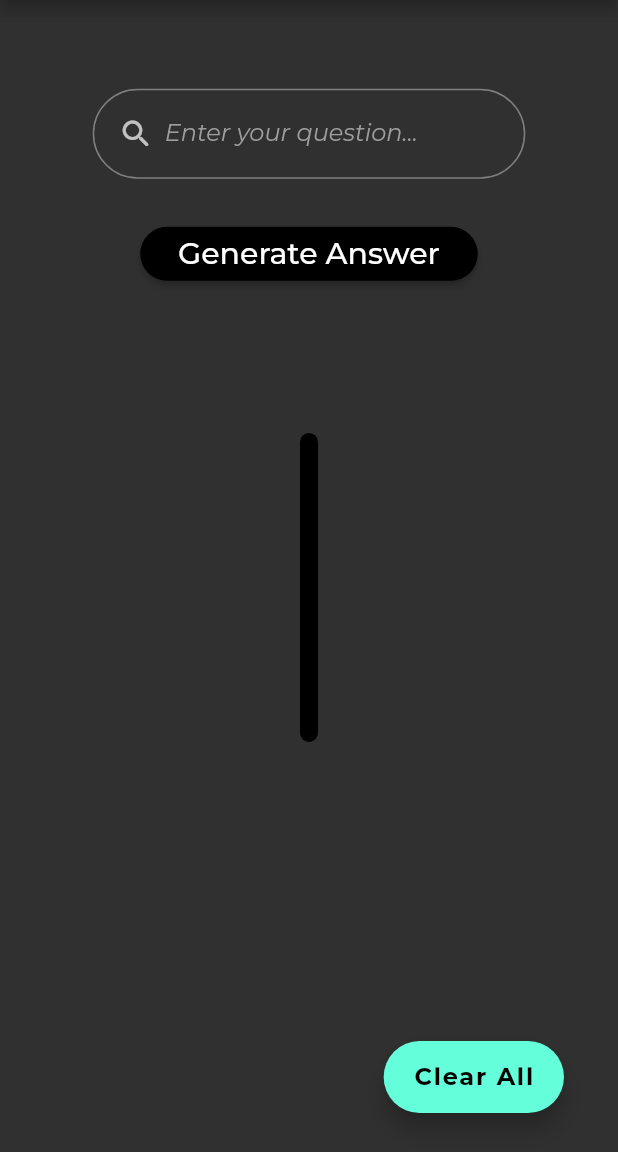
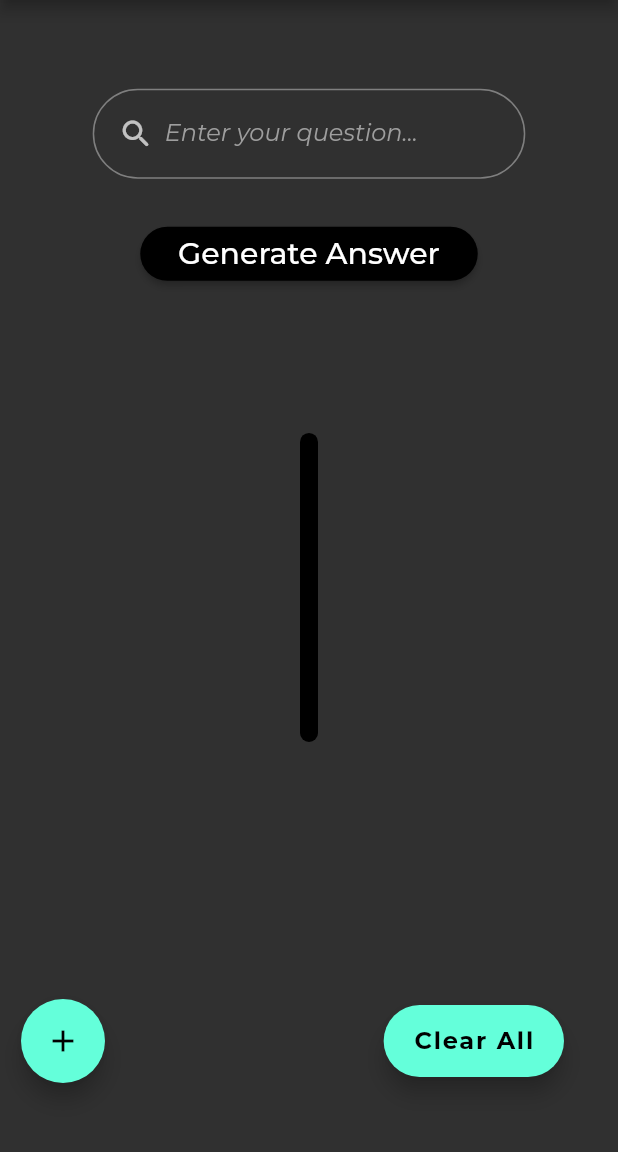
Before and after one commit to Daniel-Choi3810/study.AI, a Flutter app: the screen it shows after launch, on a phone screen of 412 x 824 dp, the part 84-1236 px from its top. Run offline on Flutter 3.47's test engine with Material 2 defaults, Android fonts, the phone set to English and light mode, and no system bars; our stand-ins replace flip_card, flutter_dotenv, flutter_riverpod, google_fonts, hive_flutter; accounts and stored records are empty.

Commit message:
Added a manual response button and checked against a null regeneration request

```diff
--- a/lib/controllers/responses_database_controller.dart
+++ b/lib/controllers/responses_database_controller.dart
@@ -69,6 +69,7 @@ class ResponsesDataBaseController extends StateNotifier<List> {
     //   ref.read(responsesCountProvider.notifier).state = state[index][2];
     //   myBox.put('responsesDataBase', state);
     // ref.read(responsesCountProvider.notifier).state--;
+    if (term.isNotEmpty) {
       await ref.read(answerTextProvider.notifier).getText(promptText: term);
       state[index] = [
         term,
@@ -76,6 +77,9 @@ class ResponsesDataBaseController extends StateNotifier<List> {
         state[index][2] - 1
       ];
       myBox.put('responsesDataBase', state);
+    } else {
+      // TODO: add some error message
+    }
 
     print(state[index][2]);
   }
--- a/lib/view/pages/home_page.dart
+++ b/lib/view/pages/home_page.dart
@@ -29,14 +29,30 @@ class _HomePageState extends ConsumerState<HomePage> {
         ref.watch(isValidProvider); // Watch for changes in isValidProvider
     return SafeArea(
       child: Scaffold(
-        floatingActionButton: Padding(
-          padding: const EdgeInsets.only(bottom: 10, right: 20.0),
-          child: FloatingActionButton.extended(
-              label: const Text("Clear All",
-                  style: TextStyle(fontSize: 16, fontWeight: FontWeight.bold)),
-              onPressed: () {
-                ref.read(dbProvider.notifier).clearList();
-              }),
+        floatingActionButton: Row(
+          mainAxisAlignment: MainAxisAlignment.spaceBetween,
+          children: [
+            Padding(
+              padding: const EdgeInsets.all(30.0),
+              child: FloatingActionButton(
+                  onPressed: () async {
+                    await ref
+                        .read(dbProvider.notifier)
+                        .addToList(term: '', definition: '');
+                  },
+                  child: const Icon(Icons.add)),
+            ),
+            Padding(
+              padding: const EdgeInsets.all(20.0),
+              child: FloatingActionButton.extended(
+                  label: const Text("Clear All",
+                      style:
+                          TextStyle(fontSize: 16, fontWeight: FontWeight.bold)),
+                  onPressed: () {
+                    ref.read(dbProvider.notifier).clearList();
+                  }),
+            ),
+          ],
         ),
         floatingActionButtonLocation: FloatingActionButtonLocation.endFloat,
         resizeToAvoidBottomInset: false,
```
Lines whose indentation alone changed are shown as unchanged.
